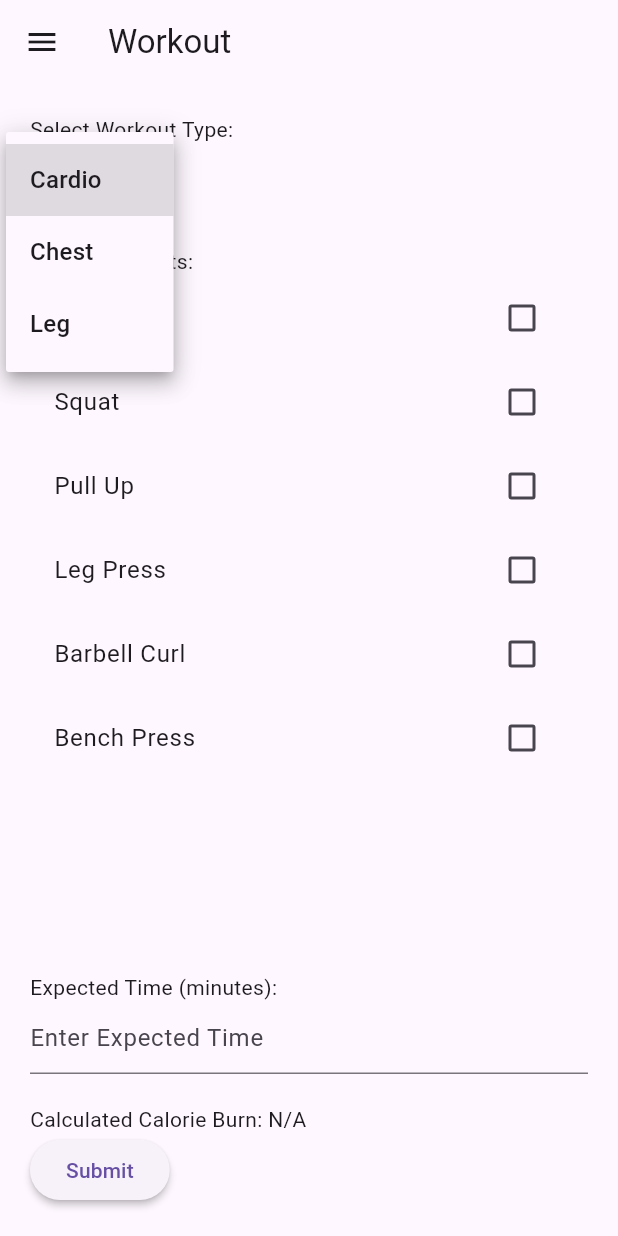
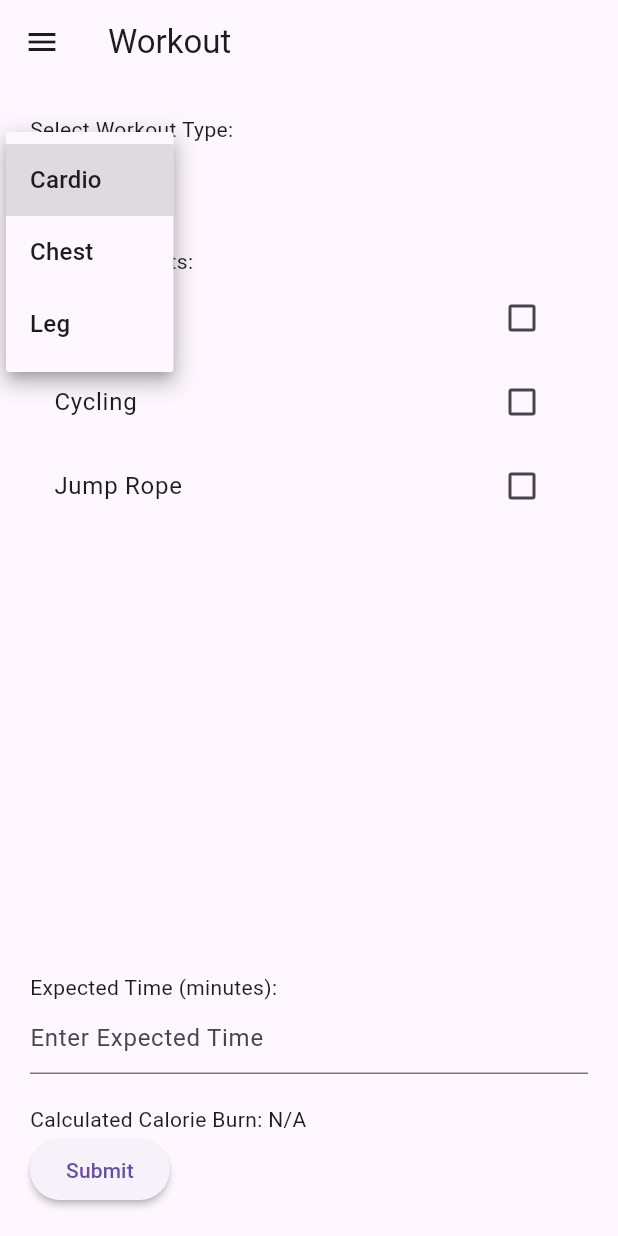
Before and after one commit to bananaNuggets75/personal-trainer-app, a Flutter app: the WorkoutPage screen opened by its route, after a tap on "Cardio", on a phone screen of 412 x 824 dp. Run offline on Flutter 3.47's test engine with Material 3 defaults, Android fonts, the phone set to English and light mode, and no system bars.

Commit message:
choose workout based on type

```diff
--- a/personalTrainerApp/personal_trainer_app/lib/workout_page.dart
+++ b/personalTrainerApp/personal_trainer_app/lib/workout_page.dart
@@ -11,23 +11,32 @@
   double? calorieBurn;
 
   // Hypothetical calorie burn rates per minute for each workout
-  Map<String, double> calorieBurnRates = {
-    'Push Up': 8.0,
-    'Squat': 6.0,
-    'Pull Up': 10.0,
-    'Leg Press': 7.0,
-    'Barbell Curl': 5.0,
-    'Bench Press': 9.0,
+  Map<String, Map<String, double>> workoutCategories = {
+    'Cardio': {
+      'Running': 10.0,
+      'Cycling': 8.0,
+      'Jump Rope': 12.0,
+    },
+    'Chest': {
+      'Push Up': 8.0,
+      'Bench Press': 9.0,
+      'Chest Fly': 7.0,
+    },
+    'Leg': {
+      'Squat': 6.0,
+      'Leg Press': 7.0,
+      'Lunges': 5.0,
+    },
   };
 
-  Map<String, bool> selectedWorkouts = {
-    'Push Up': false,
-    'Squat': false,
-    'Pull Up': false,
-    'Leg Press': false,
-    'Barbell Curl': false,
-    'Bench Press': false,
-  };
+  Map<String, bool> selectedWorkouts = {};
+
+  @override
+  void initState() {
+    super.initState();
+    // Initialize selectedWorkouts with the default workout type
+    updateSelectedWorkouts();
+  }
 
   @override
   Widget build(BuildContext context) {
@@ -53,8 +62,7 @@
             Text('Select Workout Type:'),
             DropdownButton<String>(
               value: selectedWorkoutType,
-              items: <String>['Cardio', 'Chest', 'Leg']
-                  .map<DropdownMenuItem<String>>((String value) {
+              items: workoutCategories.keys.map<DropdownMenuItem<String>>((String value) {
                 return DropdownMenuItem<String>(
                   value: value,
                   child: Text(value),
@@ -64,6 +72,8 @@
                 if (newValue != null) {
                   setState(() {
                     selectedWorkoutType = newValue;
+                    updateSelectedWorkouts();
+                    calculateCalorieBurn();
                   });
                 }
               },
@@ -120,12 +130,20 @@
     );
   }
 
+  void updateSelectedWorkouts() {
+    selectedWorkouts = Map.fromIterable(
+      workoutCategories[selectedWorkoutType]!.keys,
+      key: (k) => k,
+      value: (v) => false,
+    );
+  }
+
   void calculateCalorieBurn() {
     if (expectedTime != null) {
       double totalCalories = 0.0;
       selectedWorkouts.forEach((workout, isSelected) {
         if (isSelected) {
-          totalCalories += (calorieBurnRates[workout] ?? 0) * expectedTime!;
+          totalCalories += (workoutCategories[selectedWorkoutType]![workout] ?? 0) * expectedTime!;
         }
       });
       setState(() {
```
